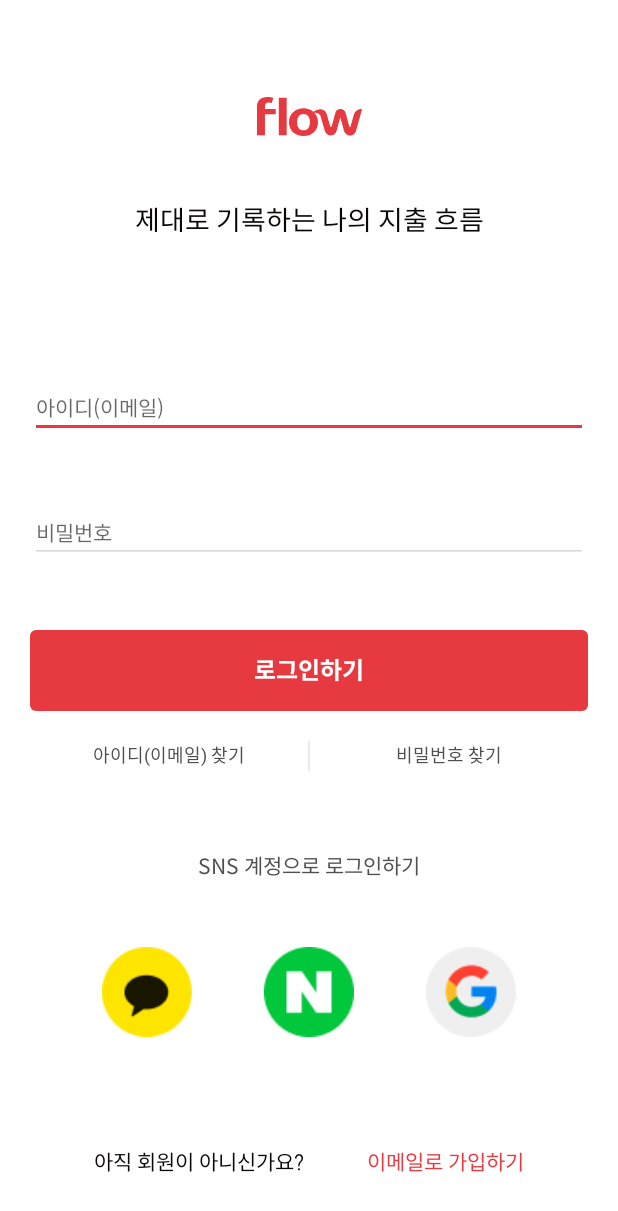
After one commit to milijung/Flow-Android, an Android app: the LoginActivity screen opened directly, with no data from a screen before it, on a phone screen of 412 x 824 dp. The commit adds this screen. Shown: the top 1211 px of the screen. Run offline under Robolectric (Android 15) with nearby library versions, the phone set to English and light mode, and no system bars.

Commit message:
feat: 로그인 화면 레이아웃 완성

```diff
--- a/client/app/src/main/AndroidManifest.xml
+++ b/client/app/src/main/AndroidManifest.xml
@@ -25,6 +25,10 @@
                 android:value="" />
         </activity>
         <activity
+            android:name=".ui.login.LoginActivity"
+            android:exported="false"
+            android:label="@string/title_activity_login" />
+        <activity
             android:name=".UpdateCategoryActivity"
             android:exported="false" />
         <activity
--- /dev/null
+++ b/client/app/src/main/java/com/example/client/ui/login/LoginActivity.kt
@@ -0,0 +1,134 @@
+package com.example.client.ui.login
+
+import android.app.Activity
+import androidx.lifecycle.Observer
+import androidx.lifecycle.ViewModelProvider
+import android.os.Bundle
+import androidx.annotation.StringRes
+import androidx.appcompat.app.AppCompatActivity
+import android.text.Editable
+import android.text.TextWatcher
+import android.view.View
+import android.view.inputmethod.EditorInfo
+import android.widget.EditText
+import android.widget.Toast
+import com.example.client.databinding.ActivityLoginBinding
+
+import com.example.client.R
+
+class LoginActivity : AppCompatActivity() {
+
+    private lateinit var loginViewModel: LoginViewModel
+    private lateinit var binding: ActivityLoginBinding
+
+    override fun onCreate(savedInstanceState: Bundle?) {
+        super.onCreate(savedInstanceState)
+
+        binding = ActivityLoginBinding.inflate(layoutInflater)
+        setContentView(binding.root)
+
+        val username = binding.username
+        val password = binding.password
+        val login = binding.loginButton
+        val loading = binding.loading
+
+        loginViewModel = ViewModelProvider(this, LoginViewModelFactory())
+            .get(LoginViewModel::class.java)
+
+        loginViewModel.loginFormState.observe(this@LoginActivity, Observer {
+            val loginState = it ?: return@Observer
+
+            // disable login button unless both username / password is valid
+            if (login != null) {
+                login.isEnabled = loginState.isDataValid
+            }
+
+            if (loginState.usernameError != null) {
+                username.error = getString(loginState.usernameError)
+            }
+            if (loginState.passwordError != null) {
+                password.error = getString(loginState.passwordError)
+            }
+        })
+
+        loginViewModel.loginResult.observe(this@LoginActivity, Observer {
+            val loginResult = it ?: return@Observer
+
+            loading.visibility = View.GONE
+            if (loginResult.error != null) {
+                showLoginFailed(loginResult.error)
+            }
+            if (loginResult.success != null) {
+                updateUiWithUser(loginResult.success)
+            }
+            setResult(Activity.RESULT_OK)
+
+            //Complete and destroy login activity once successful
+            finish()
+        })
+
+        username.afterTextChanged {
+            loginViewModel.loginDataChanged(
+                username.text.toString(),
+                password.text.toString()
+            )
+        }
+
+        password.apply {
+            afterTextChanged {
+                loginViewModel.loginDataChanged(
+                    username.text.toString(),
+                    password.text.toString()
+                )
+            }
+
+            setOnEditorActionListener { _, actionId, _ ->
+                when (actionId) {
+                    EditorInfo.IME_ACTION_DONE ->
+                        loginViewModel.login(
+                            username.text.toString(),
+                            password.text.toString()
+                        )
+                }
+                false
+            }
+
+            if (login != null) {
+                login.setOnClickListener {
+                    loading.visibility = View.VISIBLE
+                    loginViewModel.login(username.text.toString(), password.text.toString())
+                }
+            }
+        }
+    }
+
+    private fun updateUiWithUser(model: LoggedInUserView) {
+        val welcome = getString(R.string.welcome)
+        val displayName = model.displayName
+        // TODO : initiate successful logged in experience
+        Toast.makeText(
+            applicationContext,
+            "$welcome $displayName",
+            Toast.LENGTH_LONG
+        ).show()
+    }
+
+    private fun showLoginFailed(@StringRes errorString: Int) {
+        Toast.makeText(applicationContext, errorString, Toast.LENGTH_SHORT).show()
+    }
+}
+
+/**
+ * Extension function to simplify setting an afterTextChanged action to EditText components.
+ */
+fun EditText.afterTextChanged(afterTextChanged: (String) -> Unit) {
+    this.addTextChangedListener(object : TextWatcher {
+        override fun afterTextChanged(editable: Editable?) {
+            afterTextChanged.invoke(editable.toString())
+        }
+
+        override fun beforeTextChanged(s: CharSequence, start: Int, count: Int, after: Int) {}
+
+        override fun onTextChanged(s: CharSequence, start: Int, before: Int, count: Int) {}
+    })
+}
--- /dev/null
+++ b/client/app/src/main/java/com/example/client/ui/login/LoginViewModelFactory.kt
@@ -0,0 +1,25 @@
+package com.example.client.ui.login
+
+import androidx.lifecycle.ViewModel
+import androidx.lifecycle.ViewModelProvider
+import com.example.client.data.LoginDataSource
+import com.example.client.data.LoginRepository
+
+/**
+ * ViewModel provider factory to instantiate LoginViewModel.
+ * Required given LoginViewModel has a non-empty constructor
+ */
+class LoginViewModelFactory : ViewModelProvider.Factory {
+
+    @Suppress("UNCHECKED_CAST")
+    override fun <T : ViewModel> create(modelClass: Class<T>): T {
+        if (modelClass.isAssignableFrom(LoginViewModel::class.java)) {
+            return LoginViewModel(
+                loginRepository = LoginRepository(
+                    dataSource = LoginDataSource()
+                )
+            ) as T
+        }
+        throw IllegalArgumentException("Unknown ViewModel class")
+    }
+}
--- /dev/null
+++ b/client/app/src/main/res/drawable/login_button_style.xml
@@ -0,0 +1,5 @@
+<?xml version="1.0" encoding="utf-8"?>
+<shape xmlns:android="http://schemas.android.com/apk/res/android">
+    <solid android:color="@color/red"/>
+    <corners android:radius="4dp"/>
+</shape>
--- /dev/null
+++ b/client/app/src/main/res/layout/activity_login.xml
@@ -0,0 +1,192 @@
+<?xml version="1.0" encoding="utf-8"?>
+<androidx.constraintlayout.widget.ConstraintLayout xmlns:android="http://schemas.android.com/apk/res/android"
+    xmlns:app="http://schemas.android.com/apk/res-auto"
+    xmlns:tools="http://schemas.android.com/tools"
+    android:id="@+id/container"
+    android:layout_width="match_parent"
+    android:layout_height="match_parent"
+    android:padding="20dp"
+    tools:context=".ui.login.LoginActivity">
+    <ImageView
+        android:id="@+id/logo"
+        android:layout_width="wrap_content"
+        android:layout_height="wrap_content"
+        android:src="@drawable/ic_logo"
+        app:layout_constraintTop_toTopOf="parent"
+        app:layout_constraintStart_toStartOf="parent"
+        app:layout_constraintEnd_toEndOf="parent"
+        app:layout_constraintBottom_toTopOf="@id/description"/>
+    <TextView
+        android:id="@+id/description"
+        android:layout_width="wrap_content"
+        android:layout_height="wrap_content"
+        app:layout_constraintStart_toStartOf="parent"
+        app:layout_constraintEnd_toEndOf="parent"
+        app:layout_constraintTop_toBottomOf="@id/logo"
+        app:layout_constraintBottom_toTopOf="@id/username"
+        android:text="제대로 기록하는 나의 지출 흐름"
+        android:textColor="@color/black"
+        android:fontFamily="@font/spoqahansansneo_regular"
+        android:textSize="18dp"/>
+    <EditText
+        android:id="@+id/username"
+        android:layout_marginTop="50dp"
+        android:layout_width="0dp"
+        android:layout_height="wrap_content"
+        android:hint="@string/prompt_email"
+        android:fontFamily="@font/spoqahansansneo_regular"
+        android:textSize="14dp"
+        android:inputType="textEmailAddress"
+        android:selectAllOnFocus="true"
+        app:layout_constraintEnd_toEndOf="parent"
+        app:layout_constraintStart_toStartOf="parent"
+        app:layout_constraintTop_toBottomOf="@id/description"
+        app:layout_constraintBottom_toTopOf="@id/password"/>
+
+    <EditText
+        android:id="@+id/password"
+        android:layout_width="0dp"
+        android:layout_height="wrap_content"
+        android:hint="@string/prompt_password"
+        android:fontFamily="@font/spoqahansansneo_regular"
+        android:textSize="14dp"
+        android:imeActionLabel="@string/action_sign_in_short"
+        android:imeOptions="actionDone"
+        android:inputType="textPassword"
+        android:selectAllOnFocus="true"
+        app:layout_constraintEnd_toEndOf="parent"
+        app:layout_constraintStart_toStartOf="parent"
+        app:layout_constraintTop_toBottomOf="@+id/username"
+        app:layout_constraintBottom_toTopOf="@id/login_button"/>
+
+    <TextView
+        android:id="@+id/login_find_id"
+        android:layout_width="wrap_content"
+        android:layout_height="wrap_content"
+        android:text="아이디(이메일) 찾기"
+        android:textColor="#4F4F4F"
+        android:textSize="12dp"
+        android:layout_marginTop="20dp"
+        app:layout_constraintStart_toStartOf="parent"
+        app:layout_constraintTop_toBottomOf="@id/login_button"
+        app:layout_constraintEnd_toStartOf="@id/bar"
+        android:clickable="true"/>
+    <View
+        android:id="@+id/bar"
+        android:layout_width="1dp"
+        android:layout_height="20dp"
+        android:background="#E9E9E9"
+        android:layout_marginTop="20dp"
+        app:layout_constraintStart_toStartOf="parent"
+        app:layout_constraintEnd_toEndOf="parent"
+        app:layout_constraintTop_toBottomOf="@id/login_button"/>
+    <TextView
+        android:id="@+id/login_find_password"
+        android:layout_width="wrap_content"
+        android:layout_height="wrap_content"
+        android:text="비밀번호 찾기"
+        android:textColor="#4F4F4F"
+        android:textSize="12dp"
+        android:clickable="true"
+        android:layout_marginTop="20dp"
+        app:layout_constraintEnd_toEndOf="parent"
+        app:layout_constraintTop_toBottomOf="@id/login_button"
+        app:layout_constraintStart_toEndOf="@id/bar"/>
+    <androidx.appcompat.widget.AppCompatButton
+        android:id="@+id/login_button"
+        android:layout_width="match_parent"
+        android:layout_height="54dp"
+        android:background="@drawable/login_button_style"
+        android:enabled="false"
+        android:fontFamily="@font/spoqahansansneo_bold"
+        android:insetTop="0dp"
+        android:insetBottom="0dp"
+        android:text="@string/action_sign_in"
+        android:textColor="@color/white"
+        android:textSize="16dp"
+        app:layout_constraintEnd_toEndOf="parent"
+        app:layout_constraintStart_toStartOf="parent"
+        app:layout_constraintTop_toBottomOf="@id/password"
+        app:layout_constraintBottom_toTopOf="@id/SNS_login_description"/>
+    <TextView
+        android:id="@+id/SNS_login_description"
+        android:layout_width="wrap_content"
+        android:layout_height="wrap_content"
+        android:textSize="14dp"
+        android:fontFamily="@font/spoqahansansneo_regular"
+        android:textColor="#4F4F4F"
+        android:layout_marginTop="50dp"
+        android:text="SNS 계정으로 로그인하기"
+        app:layout_constraintStart_toStartOf="parent"
+        app:layout_constraintEnd_toEndOf="parent"
+        app:layout_constraintTop_toBottomOf="@id/login_button"
+        app:layout_constraintBottom_toTopOf="@id/kakao_login"/>
+    <ImageButton
+        android:id="@+id/kakao_login"
+        android:layout_width="wrap_content"
+        android:layout_height="wrap_content"
+        android:background="@drawable/ic_kakao_login"
+        app:layout_constraintStart_toStartOf="parent"
+        android:layout_marginBottom="30dp"
+        app:layout_constraintEnd_toStartOf="@id/naver_login"
+        app:layout_constraintTop_toBottomOf="@id/SNS_login_description"
+        app:layout_constraintBottom_toTopOf="@id/signup_description"/>
+    <ImageButton
+        android:id="@+id/naver_login"
+        android:layout_width="wrap_content"
+        android:layout_height="wrap_content"
+        android:layout_marginBottom="30dp"
+        android:background="@drawable/ic_naver_login"
+        app:layout_constraintStart_toEndOf="@id/kakao_login"
+        app:layout_constraintEnd_toStartOf="@id/google_login"
+        app:layout_constraintTop_toBottomOf="@id/SNS_login_description"
+        app:layout_constraintBottom_toTopOf="@id/signup_description"/>
+    <ImageButton
+        android:id="@+id/google_login"
+        android:layout_width="wrap_content"
+        android:layout_height="wrap_content"
+        android:layout_marginBottom="30dp"
+        android:background="@drawable/ic_google_login"
+        app:layout_constraintEnd_toEndOf="parent"
+        app:layout_constraintStart_toEndOf="@id/naver_login"
+        app:layout_constraintTop_toBottomOf="@id/SNS_login_description"
+        app:layout_constraintBottom_toTopOf="@id/signup_description"/>
+    <TextView
+        android:id="@+id/signup_description"
+        android:layout_width="wrap_content"
+        android:layout_height="wrap_content"
+        android:textSize="14dp"
+        android:fontFamily="@font/spoqahansansneo_regular"
+        android:textColor="@color/black"
+        android:text="아직 회원이 아니신가요?"
+        app:layout_constraintStart_toStartOf="parent"
+        app:layout_constraintEnd_toStartOf="@id/signup_button"
+        app:layout_constraintBottom_toBottomOf="parent"
+        android:layout_marginBottom="20dp"/>
+    <TextView
+        android:id="@+id/signup_button"
+        android:layout_width="wrap_content"
+        android:layout_height="wrap_content"
+        android:textSize="14dp"
+        android:fontFamily="@font/spoqahansansneo_regular"
+        android:textColor="@color/red"
+        android:text="이메일로 가입하기"
+        app:layout_constraintStart_toEndOf="@id/signup_description"
+        app:layout_constraintEnd_toEndOf="parent"
+        android:layout_marginBottom="20dp"
+        app:layout_constraintBottom_toBottomOf="parent"/>
+    <ProgressBar
+        android:id="@+id/loading"
+        android:layout_width="wrap_content"
+        android:layout_height="wrap_content"
+        android:layout_gravity="center"
+        android:layout_marginTop="64dp"
+        android:layout_marginBottom="64dp"
+        android:visibility="gone"
+        app:layout_constraintBottom_toBottomOf="parent"
+        app:layout_constraintEnd_toEndOf="@+id/password"
+        app:layout_constraintStart_toStartOf="@+id/password"
+        app:layout_constraintTop_toTopOf="parent"
+        app:layout_constraintVertical_bias="0.3" />
+
+</androidx.constraintlayout.widget.ConstraintLayout>
--- a/client/app/src/main/res/values/strings.xml
+++ b/client/app/src/main/res/values/strings.xml
@@ -19,4 +19,13 @@
     <string name="setting_nav">설정</string>
     <!-- TODO: Remove or change this placeholder text -->
     <string name="hello_blank_fragment">Hello blank fragment</string>
+    <string name="title_activity_login">LoginActivity</string>
+    <string name="prompt_email">아이디(이메일)</string>
+    <string name="prompt_password">비밀번호</string>
+    <string name="action_sign_in">로그인하기</string>
+    <string name="action_sign_in_short">Sign in</string>
+    <string name="welcome">"Welcome !"</string>
+    <string name="invalid_username">Not a valid username</string>
+    <string name="invalid_password">Password must be >5 characters</string>
+    <string name="login_failed">"Login failed"</string>
 </resources>
```
Also changed, not shown: client/app/build.gradle (+7 -0 lines), client/app/src/main/java/com/example/client/data/LoginDataSource.kt (added, +24 -0 lines), client/app/src/main/java/com/example/client/data/LoginRepository.kt (added, +46 -0 lines), client/app/src/main/java/com/example/client/data/Result.kt (added, +18 -0 lines), client/app/src/main/java/com/example/client/data/model/LoggedInUser.kt (added, +9 -0 lines), client/app/src/main/java/com/example/client/ui/login/LoggedInUserView.kt (added, +9 -0 lines), client/app/src/main/java/com/example/client/ui/login/LoginFormState.kt (added, +10 -0 lines), client/app/src/main/java/com/example/client/ui/login/LoginResult.kt (added, +9 -0 lines), client/app/src/main/java/com/example/client/ui/login/LoginViewModel.kt (added, +55 -0 lines), client/app/src/main/res/drawable-v24/ic_google_login.png (added), client/app/src/main/res/drawable-v24/ic_kakao_login.png (added), client/app/src/main/res/drawable-v24/ic_naver_login.png (added).
